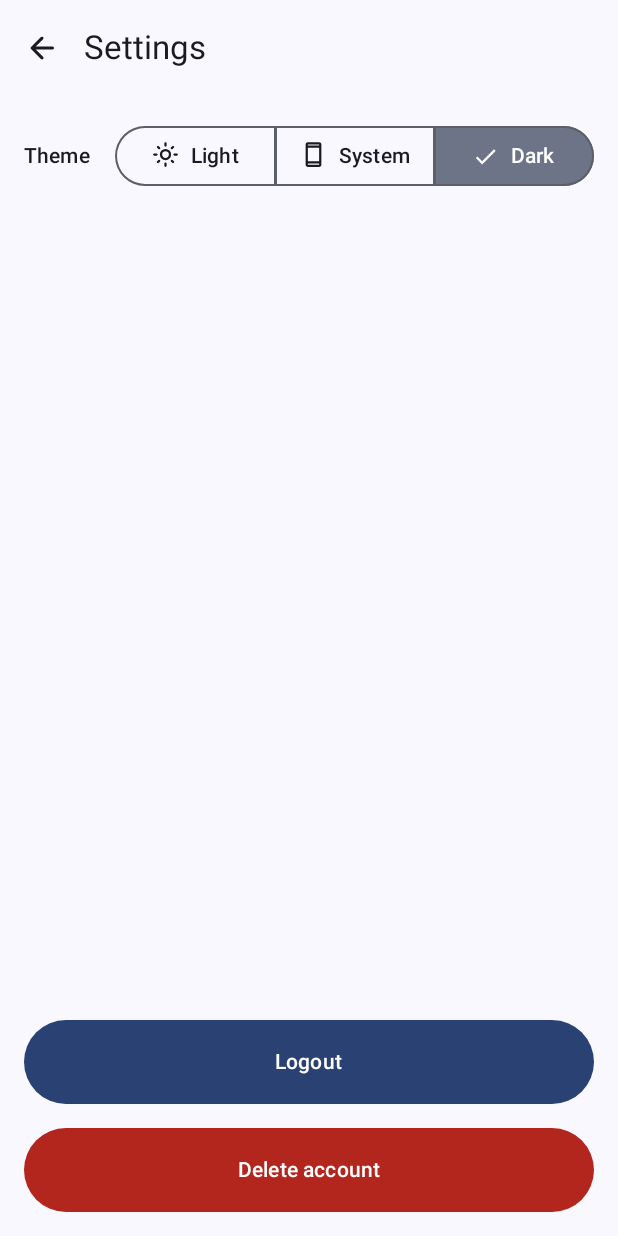
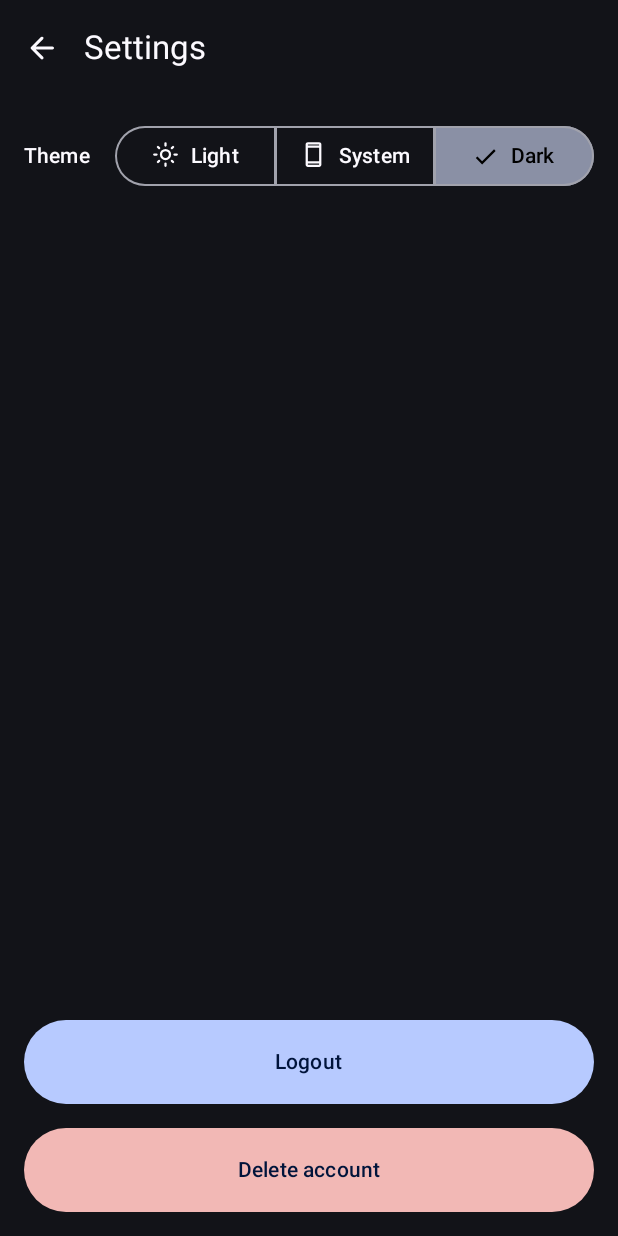
Before and after one commit to Val0rous/Miranda, an Android app built with Jetpack Compose: the Settings screen opened directly, with no data from a screen before it, after a tap on "Dark", on a phone screen of 412 x 824 dp. Run offline under Robolectric (Android 15) with nearby library versions, the phone set to English and light mode, and no system bars; our stand-ins replace Room's generated code; libraries missing offline, so code that uses them is left out: androidx.media3.effect.

Commit message:
Fix navbar teleporting on system theme change. [ALPHA: try to change system theme in settings, still incomplete]

```diff
--- a/app/build.gradle.kts
+++ b/app/build.gradle.kts
@@ -58,6 +58,7 @@ dependencies {
     implementation(platform("androidx.compose:compose-bom:2024.08.00"))
     implementation("androidx.lifecycle:lifecycle-runtime-compose-android:2.8.4")
     implementation("androidx.preference:preference-ktx:1.2.1")
+    implementation("androidx.media3:media3-effect:1.4.0")
     androidTestImplementation(platform("androidx.compose:compose-bom:2024.08.00"))
     implementation("androidx.compose.ui:ui")
     implementation("androidx.compose.ui:ui-graphics")
--- a/app/src/main/AndroidManifest.xml
+++ b/app/src/main/AndroidManifest.xml
@@ -17,7 +17,8 @@
         <!--below is the code for default activity which is Main Activity-->
         <activity
             android:name=".MainActivity"
-            android:exported="true">
+            android:exported="true"
+            android:configChanges="uiMode">
 
             <!--Inside this activity you should be having below code for
                 intent filter which will check the default activity-->
--- a/app/src/main/java/com/cashflowtracker/miranda/AppModule.kt
+++ b/app/src/main/java/com/cashflowtracker/miranda/AppModule.kt
@@ -5,6 +5,7 @@ import androidx.datastore.preferences.preferencesDataStore
 import androidx.room.Room
 import com.cashflowtracker.miranda.data.database.MirandaDatabase
 import com.cashflowtracker.miranda.data.repositories.UsersRepository
+import com.cashflowtracker.miranda.ui.viewmodels.ThemeViewModel
 import com.cashflowtracker.miranda.ui.viewmodels.UsersViewModel
 import org.koin.androidx.viewmodel.dsl.viewModel
 import org.koin.dsl.module
@@ -25,4 +26,5 @@ val appModule = module {
     single { UsersRepository(get<MirandaDatabase>().usersDao()) }
 
     viewModel { UsersViewModel(get()) }
+    viewModel { ThemeViewModel() }
 }
--- a/app/src/main/java/com/cashflowtracker/miranda/data/repositories/ThemeRepository.kt
+++ b/app/src/main/java/com/cashflowtracker/miranda/data/repositories/ThemeRepository.kt
@@ -2,6 +2,10 @@ package com.cashflowtracker.miranda.data.repositories
 
 import android.content.Context
 import android.content.res.Configuration
+import androidx.compose.runtime.collectAsState
+import androidx.compose.runtime.getValue
+import androidx.lifecycle.viewmodel.compose.viewModel
+import com.cashflowtracker.miranda.ui.viewmodels.ThemeViewModel
 import kotlinx.coroutines.flow.Flow
 
 object ThemeRepository {
--- a/app/src/main/java/com/cashflowtracker/miranda/ui/composables/SegmentedButtons.kt
+++ b/app/src/main/java/com/cashflowtracker/miranda/ui/composables/SegmentedButtons.kt
@@ -163,10 +163,11 @@ fun SegmentedButtonType(transactionType: MutableState<String>, modifier: Modifie
 fun SegmentedButtonTheme(
     modifier: Modifier,
     isDarkTheme: Boolean,  // Receives current theme status
-//    onThemeChange: (Boolean) -> Unit,
     followSystem: Boolean,
+    onThemeChange: (Boolean) -> Unit,
+    onSystemChange: (Boolean) -> Unit,
     context: Context,
-    coroutineScope: CoroutineScope
+//    coroutineScope: CoroutineScope
 ) {
     val currentTheme = when (followSystem to isDarkTheme) {
         (false to false) -> 0  // Light Mode
@@ -185,10 +186,13 @@ fun SegmentedButtonTheme(
             selected = selectedIndex == 0,
             onClick = {
 //                coroutineScope.launch {
+//                selectedIndex = 0
+//                context.saveThemePreference(isDarkTheme = false)
+//                context.saveSystemPreference(isFollowSystem = false)
+//                }
                 selectedIndex = 0
-                context.saveThemePreference(isDarkTheme = false)
-                context.saveSystemPreference(isFollowSystem = false)
-//                }
+                onThemeChange(false)
+                onSystemChange(false)
             },
             shape = SegmentedButtonDefaults.itemShape(
                 index = 0,
@@ -210,10 +214,13 @@ fun SegmentedButtonTheme(
             selected = selectedIndex == 1,
             onClick = {
 //                coroutineScope.launch {
+//                selectedIndex = 1
+//                context.saveThemePreference(isDarkTheme = context.getSystemDefaultTheme())
+//                context.saveSystemPreference(isFollowSystem = true)
+//                }
                 selectedIndex = 1
-                context.saveThemePreference(isDarkTheme = context.getSystemDefaultTheme())
-                context.saveSystemPreference(isFollowSystem = true)
-//                }
+                onThemeChange(context.getSystemDefaultTheme())
+                onSystemChange(true)
             },
             shape = SegmentedButtonDefaults.itemShape(
                 index = 1,
@@ -235,10 +242,13 @@ fun SegmentedButtonTheme(
             selected = selectedIndex == 2,
             onClick = {
 //                coroutineScope.launch {
+//                selectedIndex = 2
+//                context.saveThemePreference(isDarkTheme = true)
+//                context.saveSystemPreference(isFollowSystem = false)
+//                }
                 selectedIndex = 2
-                context.saveThemePreference(isDarkTheme = true)
-                context.saveSystemPreference(isFollowSystem = false)
-//                }
+                onThemeChange(true)
+                onSystemChange(false)
             },
             shape = SegmentedButtonDefaults.itemShape(
                 index = 2,
--- a/app/src/main/java/com/cashflowtracker/miranda/ui/screens/Settings.kt
+++ b/app/src/main/java/com/cashflowtracker/miranda/ui/screens/Settings.kt
@@ -25,6 +25,9 @@ import com.cashflowtracker.miranda.ui.composables.SegmentedButtonTheme
 import com.cashflowtracker.miranda.ui.theme.MirandaTheme
 import kotlinx.coroutines.launch
 import androidx.compose.material3.Scaffold
+import androidx.lifecycle.viewmodel.compose.viewModel
+import com.cashflowtracker.miranda.ui.viewmodels.ThemeViewModel
+import org.koin.androidx.compose.koinViewModel
 
 
 class Settings : ComponentActivity() {
@@ -35,8 +38,11 @@ class Settings : ComponentActivity() {
         setContent {
             val context = LocalContext.current
             val coroutineScope = rememberCoroutineScope()
-            val isDarkTheme by remember { mutableStateOf(context.getThemePreference()) }
-            val followSystem by remember { mutableStateOf(context.getSystemPreference()) }
+//            val isDarkTheme by remember { mutableStateOf(context.getThemePreference()) }
+//            val followSystem by remember { mutableStateOf(context.getSystemPreference()) }
+            val themeViewModel = koinViewModel<ThemeViewModel>()
+            val isDarkTheme by themeViewModel.isDarkTheme.collectAsState()
+            val followSystem by themeViewModel.followSystem.collectAsState()
             var userEmail: String? by remember { mutableStateOf("") }
 
 //            LaunchedEffect(Unit) {
@@ -105,8 +111,18 @@ class Settings : ComponentActivity() {
                                 isDarkTheme = isDarkTheme,
 //                onThemeChange = { onThemeChange }
                                 followSystem = followSystem,
+                                onThemeChange = { isDark: Boolean ->
+                                    themeViewModel.setThemePreference(
+                                        isDark
+                                    )
+                                },
+                                onSystemChange = { follow: Boolean ->
+                                    themeViewModel.setSystemPreference(
+                                        follow
+                                    )
+                                },
                                 context = context,
-                                coroutineScope = coroutineScope
+//                                coroutineScope = coroutineScope
                             )
                         }
 
--- a/app/src/main/java/com/cashflowtracker/miranda/ui/theme/Theme.kt
+++ b/app/src/main/java/com/cashflowtracker/miranda/ui/theme/Theme.kt
@@ -10,12 +10,18 @@ import androidx.compose.material3.dynamicLightColorScheme
 import androidx.compose.material3.lightColorScheme
 import androidx.compose.runtime.Composable
 import androidx.compose.runtime.SideEffect
+import androidx.compose.runtime.collectAsState
+import androidx.compose.runtime.getValue
 import androidx.compose.ui.graphics.toArgb
 import androidx.compose.ui.platform.LocalContext
 import androidx.compose.ui.platform.LocalView
 import androidx.core.view.WindowCompat
+import androidx.lifecycle.viewmodel.compose.viewModel
+import androidx.media3.effect.Brightness
 import com.cashflowtracker.miranda.data.repositories.ThemeRepository.getSystemPreference
 import com.cashflowtracker.miranda.data.repositories.ThemeRepository.getThemePreference
+import com.cashflowtracker.miranda.ui.viewmodels.ThemeViewModel
+import org.koin.androidx.compose.koinViewModel
 
 private val DarkColorScheme = darkColorScheme(
     primary = Purple80,
@@ -43,36 +49,49 @@ private val LightColorScheme = lightColorScheme(
 @Composable
 fun MirandaTheme(
     //darkTheme: Boolean = isSystemInDarkTheme(),
-    darkTheme: Boolean = if (LocalContext.current.getSystemPreference()) {
-        isSystemInDarkTheme()
-    } else {
-        LocalContext.current.getThemePreference()
-    },
+//    darkTheme: Boolean = if (LocalContext.current.getSystemPreference()) {
+//        isSystemInDarkTheme()
+//    } else {
+//        LocalContext.current.getThemePreference()
+//    },
+    themeViewModel: ThemeViewModel = koinViewModel<ThemeViewModel>(),
     // Dynamic color is available on Android 12+
     dynamicColor: Boolean = true,
     content: @Composable () -> Unit,
 ) {
+    val isDarkTheme by themeViewModel.isDarkTheme.collectAsState()
+    val followSystem by themeViewModel.followSystem.collectAsState()
+
+    val effectiveIsDarkTheme = if (followSystem) {
+        isSystemInDarkTheme()
+    } else {
+        isDarkTheme
+    }
     val colorScheme = when {
         dynamicColor && Build.VERSION.SDK_INT >= Build.VERSION_CODES.S -> {
             val context = LocalContext.current
-            if (darkTheme) dynamicDarkColorScheme(context) else dynamicLightColorScheme(context)
+            if (effectiveIsDarkTheme) dynamicDarkColorScheme(context) else dynamicLightColorScheme(
+                context
+            )
         }
 
-        darkTheme -> DarkColorScheme
+        effectiveIsDarkTheme -> DarkColorScheme
         else -> LightColorScheme
     }
-//    val view = LocalView.current
-//    if (!view.isInEditMode) {
-//        SideEffect {
-//            val window = (view.context as Activity).window
-//            window.statusBarColor = colorScheme.surface.toArgb()
-//            WindowCompat.getInsetsController(window, view).isAppearanceLightStatusBars = !darkTheme
-//        }
-//    }
+    val view = LocalView.current
+    if (!view.isInEditMode) {
+        SideEffect {
+            val window = (view.context as Activity).window
+            window.statusBarColor = colorScheme.surface.toArgb()
+            WindowCompat.getInsetsController(window, view).isAppearanceLightStatusBars =
+                !effectiveIsDarkTheme
+
+        }
+    }
 
     MaterialTheme(
         colorScheme = colorScheme,
         typography = Typography,
-        content = content
+        content = content,
     )
 }
--- /dev/null
+++ b/app/src/main/java/com/cashflowtracker/miranda/ui/viewmodels/ThemeViewModel.kt
@@ -0,0 +1,27 @@
+package com.cashflowtracker.miranda.ui.viewmodels
+
+import androidx.lifecycle.ViewModel
+import kotlinx.coroutines.flow.MutableStateFlow
+import kotlinx.coroutines.flow.asStateFlow
+
+class ThemeViewModel : ViewModel() {
+    private val _isDarkTheme = MutableStateFlow(false)
+    val isDarkTheme = _isDarkTheme.asStateFlow()
+
+    private val _followSystem = MutableStateFlow(true)
+    val followSystem = _followSystem.asStateFlow()
+
+    /** Set Light/Dark Theme
+     *  @param isDark true for Dark, false for Light
+     */
+    fun setThemePreference(isDark: Boolean) {
+        _isDarkTheme.value = isDark
+    }
+
+    /** Set Follow System Theme
+     *  @param follow true for follow system, false for custom app theme
+     */
+    fun setSystemPreference(follow: Boolean) {
+        _followSystem.value = follow
+    }
+}
```
Also changed, not shown: app/src/main/java/com/cashflowtracker/miranda/MainActivity.kt (+22 -2 lines).
